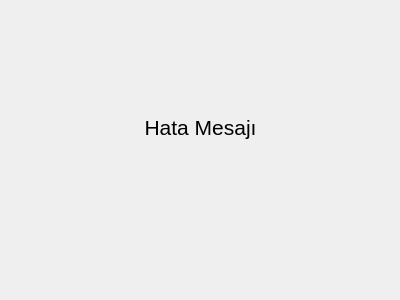
First picture: the form in ErrorWindow.ui, repository OsmanBuyuksar/KutuphaneOtomasyonSistemi, before the edit.
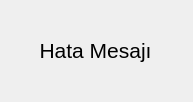
Second picture: the form after the edit.

```diff
--- a/ErrorWindow.ui
+++ b/ErrorWindow.ui
@@ -6,8 +6,8 @@
    <rect>
     <x>0</x>
     <y>0</y>
-    <width>400</width>
-    <height>300</height>
+    <width>193</width>
+    <height>102</height>
    </rect>
   </property>
   <property name="windowTitle">
@@ -17,9 +17,9 @@
    <property name="geometry">
     <rect>
      <x>0</x>
-     <y>42</y>
-     <width>401</width>
-     <height>171</height>
+     <y>0</y>
+     <width>191</width>
+     <height>101</height>
     </rect>
    </property>
    <property name="font">
```
